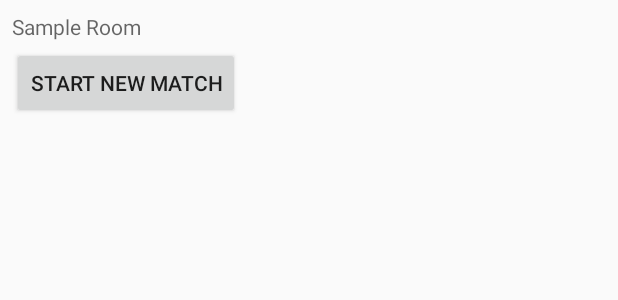
After one commit to dekaustubh/bingo, an Android app: the layout item_room.xml on its own in the app's theme, with its tools: preview values and no code run, on a phone screen of 412 x 824 dp. The commit adds this screen. Shown: the top 300 px of the screen. Run offline under Robolectric (Android 15) with nearby library versions, the phone set to English and light mode, and no system bars.

Commit message:
Add basic RecyclerView implementation

```diff
--- /dev/null
+++ b/app/src/main/res/layout/item_room.xml
@@ -0,0 +1,27 @@
+<?xml version="1.0" encoding="utf-8"?>
+<androidx.constraintlayout.widget.ConstraintLayout xmlns:android="http://schemas.android.com/apk/res/android"
+    xmlns:app="http://schemas.android.com/apk/res-auto"
+    android:layout_width="match_parent"
+    android:layout_height="match_parent"
+    android:padding="8dp">
+
+    <TextView
+        android:id="@+id/room_name"
+        android:layout_width="0dp"
+        android:layout_height="wrap_content"
+        android:hint="@string/hint_sample_room"
+        android:textSize="14sp"
+        app:layout_constraintEnd_toEndOf="parent"
+        app:layout_constraintStart_toStartOf="parent"
+        app:layout_constraintTop_toTopOf="parent" />
+
+    <Button
+        android:id="@+id/start_match"
+        android:layout_width="wrap_content"
+        android:layout_height="wrap_content"
+        android:layout_marginTop="4dp"
+        android:text="@string/start_new_match"
+        app:layout_constraintStart_toStartOf="parent"
+        app:layout_constraintTop_toBottomOf="@id/room_name" />
+
+</androidx.constraintlayout.widget.ConstraintLayout>
--- a/app/src/main/res/values/strings.xml
+++ b/app/src/main/res/values/strings.xml
@@ -13,4 +13,6 @@
     <string name="already_have_account">Already have account?</string>
     <string name="login">Login</string>
     <string name="don_t_have_account_register">Don\'t have account. Register!</string>
+    <string name="hint_sample_room">Sample Room</string>
+    <string name="start_new_match">Start new match</string>
 </resources>
```
Also changed, not shown: app/src/main/java/com/dekaustubh/bingo/main/MainActivity.kt (+29 -3 lines), app/src/main/java/com/dekaustubh/bingo/main/RoomsAdapter.kt (added, +57 -0 lines).
